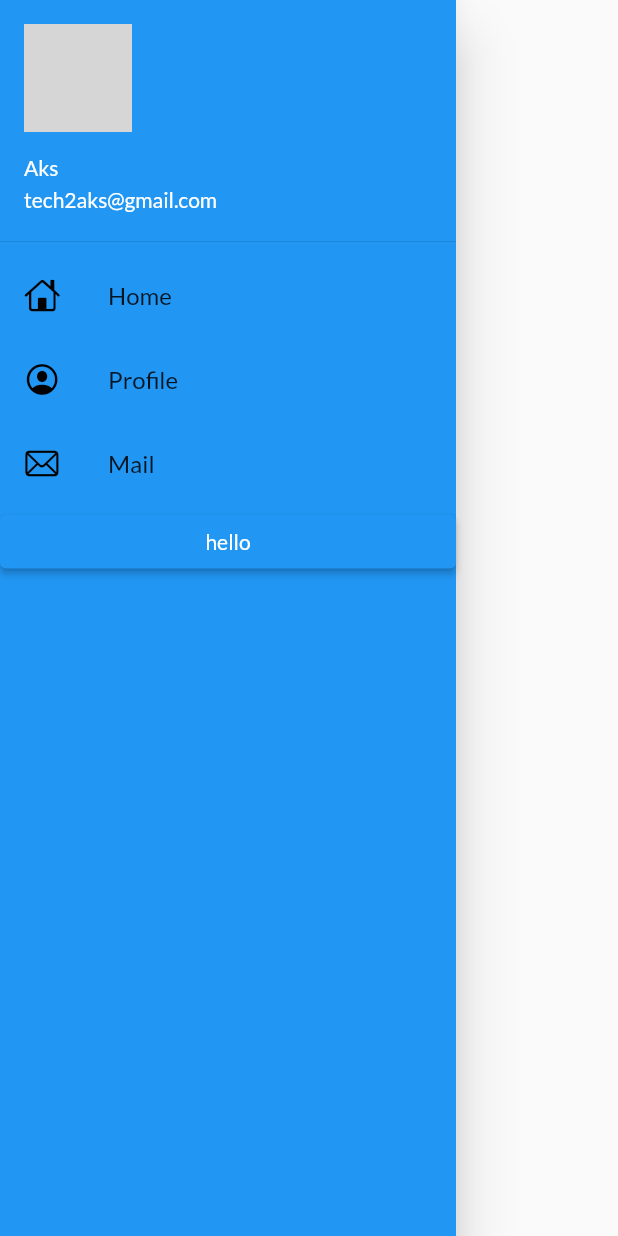
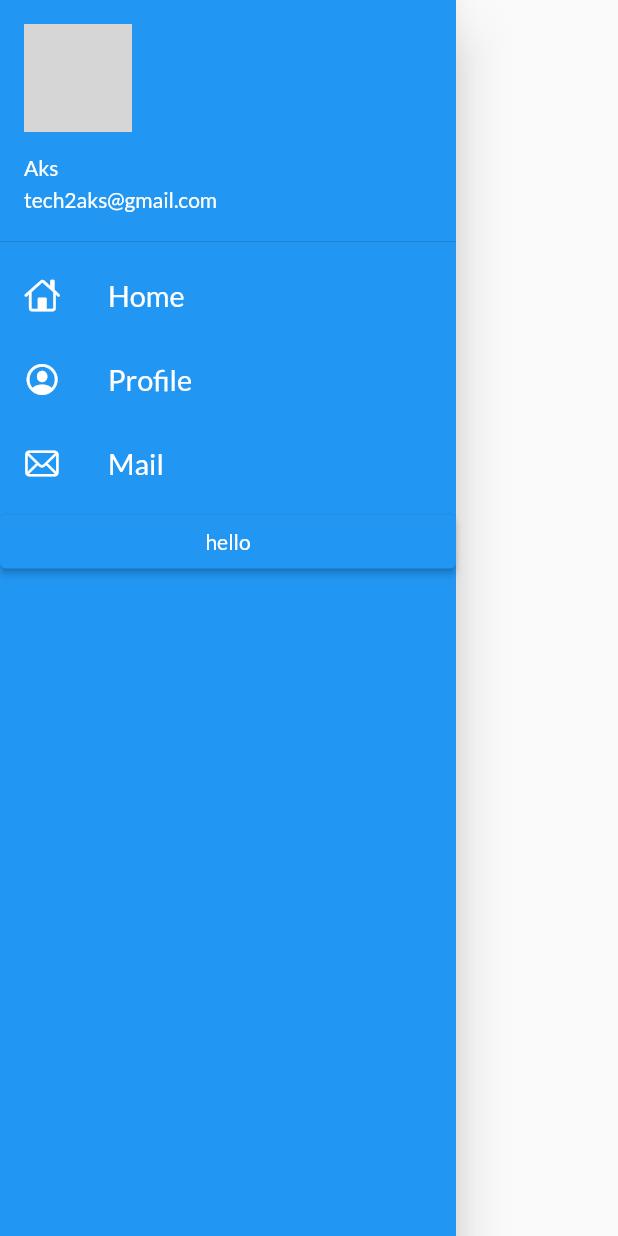
Before and after one commit to aakash-s45/learning_flutter, a Flutter app: the MyDrawer widget shown alone on an empty page, opened directly with empty values, on a phone screen of 412 x 824 dp. Run offline on Flutter 3.47's test engine with Material 2 defaults, Android fonts, the phone set to English and light mode, and no system bars; our stand-ins replace google_fonts; grey boxes are pictures that could not be loaded.

Commit message:
before commit

```diff
--- a/lib/widgets/drawer.dart
+++ b/lib/widgets/drawer.dart
@@ -28,24 +28,36 @@ class MyDrawer extends StatelessWidget {
               ),
             ),
             ListTile(
-              title: Text("Home"),
+              title: Text(
+                "Home",
+                textScaleFactor: 1.2,
+                style: TextStyle(color: Colors.white),
+              ),
               leading: Icon(
                 CupertinoIcons.home,
-                color: Colors.black,
+                color: Colors.white,
               ),
             ),
             ListTile(
-              title: Text("Profile"),
+              title: Text(
+                "Profile",
+                textScaleFactor: 1.2,
+                style: TextStyle(color: Colors.white),
+              ),
               leading: Icon(
                 CupertinoIcons.profile_circled,
-                color: Colors.black,
+                color: Colors.white,
               ),
             ),
             ListTile(
-              title: Text("Mail"),
+              title: Text(
+                "Mail",
+                textScaleFactor: 1.2,
+                style: TextStyle(color: Colors.white),
+              ),
               leading: Icon(
                 CupertinoIcons.mail,
-                color: Colors.black,
+                color: Colors.white,
               ),
             ),
             ElevatedButton(child: Text("hello"), onPressed: fun),
--- /dev/null
+++ b/lib/widgets/theme.dart
@@ -0,0 +1,31 @@
+// ignore_for_file: prefer_const_constructors
+
+import 'package:flutter/material.dart';
+import 'package:flutter/services.dart';
+import 'package:google_fonts/google_fonts.dart';
+
+class MyTheme {
+  static ThemeData get lightTheme => ThemeData(
+        appBarTheme: AppBarTheme(
+          elevation: 0,
+          backgroundColor: Colors.white,
+          iconTheme: IconThemeData(color: Colors.black),
+          titleTextStyle: TextStyle(
+              color: Colors.black, fontSize: 20, fontWeight: FontWeight.bold),
+        ),
+        fontFamily: GoogleFonts.lato().fontFamily,
+      );
+  static ThemeData get darkTheme => ThemeData(
+        brightness: Brightness.dark,
+        appBarTheme: AppBarTheme(
+          elevation: 0,
+          iconTheme: IconThemeData(color: Colors.white),
+          titleTextStyle: TextStyle(
+            color: Colors.white,
+            fontSize: 20,
+            fontWeight: FontWeight.bold,
+          ),
+        ),
+        fontFamily: GoogleFonts.lato().fontFamily,
+      );
+}
```
Also changed, not shown: lib/main.dart (+4 -7 lines), lib/models/catalog.dart (added, +27 -0 lines), lib/pages/home_page.dart (+11 -2 lines), lib/widgets/item_widget.dart (added, +15 -0 lines).
